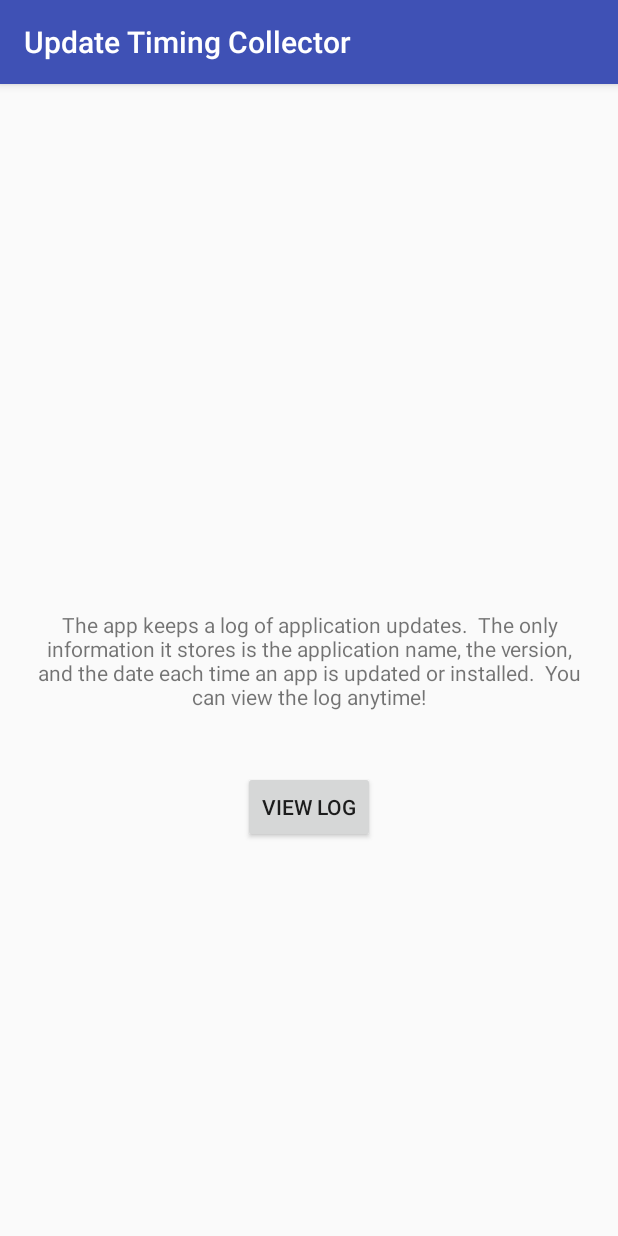
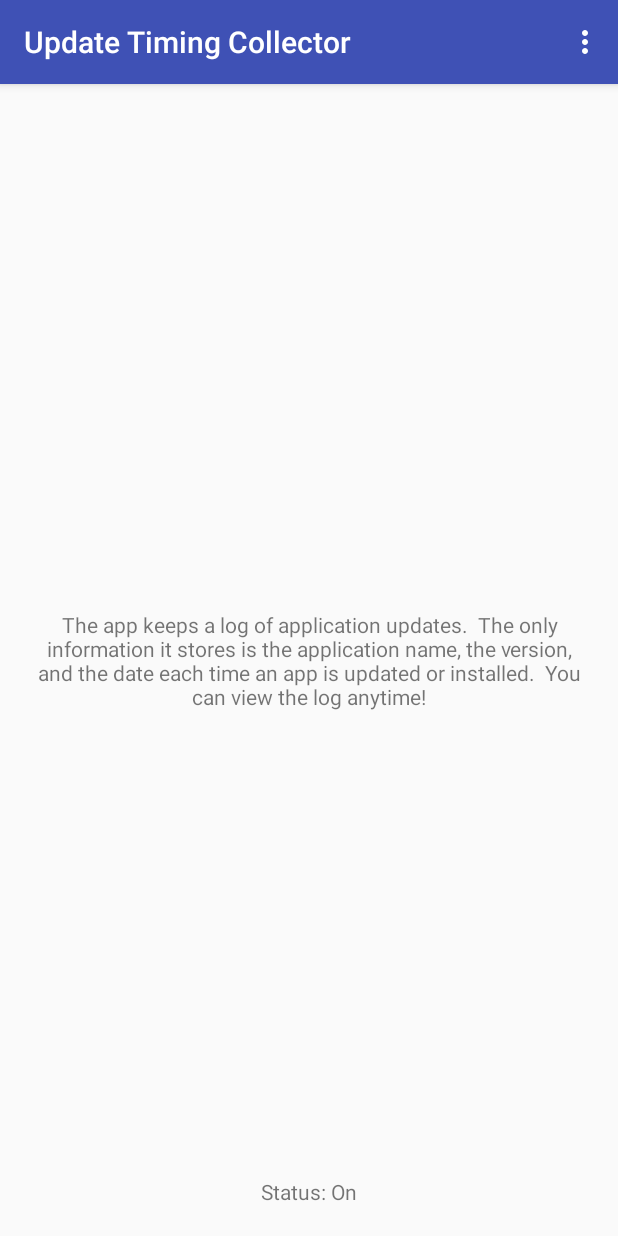
Before and after one commit to fmresearchnovak/updatetimingcollector, an Android app: the screen it shows after launch (Main), on a phone screen of 412 x 824 dp. Run offline under Robolectric (Android 15) with nearby library versions, the phone set to English and light mode, and no system bars.

Commit message:
Updated permission checking in main activity.  Added permission details activity.

```diff
--- a/app/src/main/java/edu/fandm/enovak/updatetimingcollector/FilePOSTer.java
+++ b/app/src/main/java/edu/fandm/enovak/updatetimingcollector/FilePOSTer.java
@@ -40,7 +40,7 @@ public class FilePOSTer {
         attachmentFileName = newF.getName();
         attachmentName = Lib.SHA256(newF.getName());
 
-        Log.d(TAG, "hash: " + attachmentName);
+        //Log.d(TAG, "hash: " + attachmentName);
     }
 
     // Asynchronous call that does the actual network communication
@@ -103,7 +103,9 @@ public class FilePOSTer {
                 responseStreamReader.close();
 
                 String response = sb.toString();
-                Log.d(TAG, "response: " + response);
+                if(response != "") {
+                    Log.d(TAG, "response: " + response);
+                }
 
                 httpURLConnection.disconnect();
 
--- a/app/src/main/java/edu/fandm/enovak/updatetimingcollector/Main.java
+++ b/app/src/main/java/edu/fandm/enovak/updatetimingcollector/Main.java
@@ -1,19 +1,19 @@
 package edu.fandm.enovak.updatetimingcollector;
 
 import android.Manifest;
-import android.annotation.SuppressLint;
 import android.content.ComponentName;
 import android.content.Context;
 import android.content.Intent;
 import android.content.pm.PackageManager;
-import android.os.Build;
 import android.support.v4.app.ActivityCompat;
 import android.support.v4.content.ContextCompat;
 import android.support.v7.app.AppCompatActivity;
 import android.os.Bundle;
-import android.telephony.TelephonyManager;
 import android.util.Log;
-import android.view.View;
+import android.view.Menu;
+import android.view.MenuInflater;
+import android.view.MenuItem;
+import android.widget.TextView;
 import android.widget.Toast;
 
 import java.io.File;
@@ -26,9 +26,10 @@ public class Main extends AppCompatActivity {
 
     public static final String TAG = "updatetimingcollector";
 
+
     private static final String[] permissions = {Manifest.permission.WRITE_EXTERNAL_STORAGE, Manifest.permission.READ_PHONE_STATE, Manifest.permission.INTERNET};
-
     private Context ctx;
+    private TextView statusTV;
 
     @Override
     protected void onCreate(Bundle savedInstanceState) {
@@ -36,46 +37,70 @@ public class Main extends AppCompatActivity {
         setContentView(R.layout.activity_main);
 
         ctx = getApplicationContext();
+        statusTV = (TextView)findViewById(R.id.main_tv_status);
 
-        // Get / Check all permissions first
-        boolean needsPermissions = false;
-        String curPerm;
-        for(int i = 0; i < permissions.length; i++){
-            curPerm = permissions[i];
-            int permissionCheck = ContextCompat.checkSelfPermission(ctx, curPerm);
-            if(permissionCheck == PackageManager.PERMISSION_DENIED){
-                LogBcastReceiverOnOff(PackageManager.COMPONENT_ENABLED_STATE_DISABLED);
-                needsPermissions = true;
-            }
-        }
-
-        if(needsPermissions){
+        boolean hasPerms = hasPermissions();
+        if(!hasPerms) {
             // I  request all (even those I already have)
-            // I hope it doesn't cause any problems.  Hopefully
-            // the system ignores requests for permissions that
+            // The system ignores requests for permissions that
             // the app already has!
             ActivityCompat.requestPermissions(this, permissions, 0);
-            return;
+
+        } else {
+
+            initializeLogFile();
         }
+    }
 
-        // Create the log file, write the IMEI number, write the header row
-        initializeLogFile();
-        LogBcastReceiverOnOff(PackageManager.COMPONENT_ENABLED_STATE_ENABLED);
+    @Override
+    public void onResume() {
+        super.onResume();
+
+        boolean hasPerms = hasPermissions();
+        if (hasPerms) {
+            // Create the log file, write the IMEI number, write the header row
+            LogBcastReceiverOnOff(PackageManager.COMPONENT_ENABLED_STATE_ENABLED);
+            setStatusText(true);
+
+        } else {
+            LogBcastReceiverOnOff(PackageManager.COMPONENT_ENABLED_STATE_DISABLED);
+            setStatusText(false);
+        }
     }
 
 
-    public void launchLogViewActivity(View v){
-        Intent i = new Intent(this, LogView.class);
-        startActivity(i);
+    @Override
+    public boolean onCreateOptionsMenu(Menu m){
+        MenuInflater inflater = getMenuInflater();
+        inflater.inflate(R.menu.menu_main, m);
+        return true;
     }
 
+    @Override
+    public boolean onOptionsItemSelected(MenuItem menuItem) {
+        Intent i;
+        switch(menuItem.getItemId()) {
+            case R.id.view_log:
+                i = new Intent(ctx, LogView.class);
+                startActivity(i);
+                break;
 
-    private void LogBcastReceiverOnOff(int newState){
-        PackageManager pm = getPackageManager();
-        ComponentName cn = new ComponentName(this, LogBcastReceiver.class);
-        pm.setComponentEnabledSetting(cn, newState, PackageManager.DONT_KILL_APP);
+            case R.id.permissions_reprompt:
+                boolean hasPerms = hasPermissions();
+                if(hasPerms){
+                    Toast.makeText(ctx, "Permissions already granted", Toast.LENGTH_SHORT).show();
+                } else {
+                    ActivityCompat.requestPermissions(this, permissions, 0);
+                }
+                break;
+
+            case R.id.permissions_details:
+                i = new Intent(ctx, PermissionDetails.class);
+                startActivity(i);
+        }
+
+        return true;
     }
-
 
     public void onRequestPermissionsResult(int code, String permissions[], int[] grantResults){
         boolean missingOne = false;
@@ -86,11 +111,43 @@ public class Main extends AppCompatActivity {
         }
 
         if(missingOne){
-            Toast.makeText(this, "This application cannot function without all permissions.  Please restart the app and accept all requested permissions.", Toast.LENGTH_LONG).show();
+            Toast.makeText(this, "Background logging turned off", Toast.LENGTH_SHORT).show();
+
+            LogBcastReceiverOnOff(PackageManager.COMPONENT_ENABLED_STATE_DISABLED);
+            setStatusText(false);
+
         } else {
+
             initializeLogFile();
             LogBcastReceiverOnOff(PackageManager.COMPONENT_ENABLED_STATE_ENABLED);
+            setStatusText(true);
         }
+    }
+
+
+    private boolean hasPermissions(){
+        // Get / Check all permissions first
+        boolean needsPermissions = false;
+        String curPerm;
+        for(int i = 0; i < permissions.length; i++){
+            curPerm = permissions[i];
+            int permissionCheck = ContextCompat.checkSelfPermission(ctx, curPerm);
+            if(permissionCheck == PackageManager.PERMISSION_DENIED){
+                needsPermissions = true;
+                break;
+            }
+        }
+        if(needsPermissions){
+            return false;
+        } else {
+            return true;
+        }
+    }
+
+    private void LogBcastReceiverOnOff(int newState){
+        PackageManager pm = getPackageManager();
+        ComponentName cn = new ComponentName(this, LogBcastReceiver.class);
+        pm.setComponentEnabledSetting(cn, newState, PackageManager.DONT_KILL_APP);
     }
 
 
@@ -112,5 +169,14 @@ public class Main extends AppCompatActivity {
     }
 
 
+    private void setStatusText(boolean isON){
+        if(isON){
+            statusTV.setText("Status: On");
+        } else {
+            statusTV.setText("Status: Off");
+        }
+    }
+
+
 
 }
--- a/app/src/main/res/layout/activity_main.xml
+++ b/app/src/main/res/layout/activity_main.xml
@@ -17,14 +17,15 @@
         app:layout_constraintTop_toTopOf="parent"
         android:textAlignment="center"/>
 
-    <Button android:id="@+id/main_button_view_log"
+    <TextView android:id="@+id/main_tv_status"
         android:layout_width="wrap_content"
         android:layout_height="wrap_content"
+        android:text="Status: "
+        android:padding="20dp"
+        app:layout_constraintBottom_toBottomOf="parent"
         app:layout_constraintLeft_toLeftOf="parent"
         app:layout_constraintRight_toRightOf="parent"
-        app:layout_constraintTop_toBottomOf="@id/main_tv_explain"
-        android:layout_marginTop="20dp"
-        android:text="View Log"
-        android:onClick="launchLogViewActivity"/>
+        android:textAlignment="center"/>
+
 
 </android.support.constraint.ConstraintLayout>
--- /dev/null
+++ b/app/src/main/res/menu/menu_main.xml
@@ -0,0 +1,19 @@
+<menu xmlns:android="http://schemas.android.com/apk/res/android"
+    xmlns:app="http://schemas.android.com/apk/res-auto">
+
+    <item
+        android:id="@+id/view_log"
+        app:showAsAction="never"
+        android:title="View Log"/>
+
+    <item
+        android:id="@+id/permissions_details"
+        app:showAsAction="never"
+        android:title="Permission Details"/>
+
+    <item
+        android:id="@+id/permissions_reprompt"
+        app:showAsAction="never"
+        android:title="Permssion Prompt" />
+
+</menu>
```
Also changed, not shown: app/src/main/AndroidManifest.xml (+10 -6 lines), app/src/main/java/edu/fandm/enovak/updatetimingcollector/PermissionDetails.java (added, +13 -0 lines), app/src/main/res/layout/activity_permission_details.xml (added, +91 -0 lines), 1 other file.
